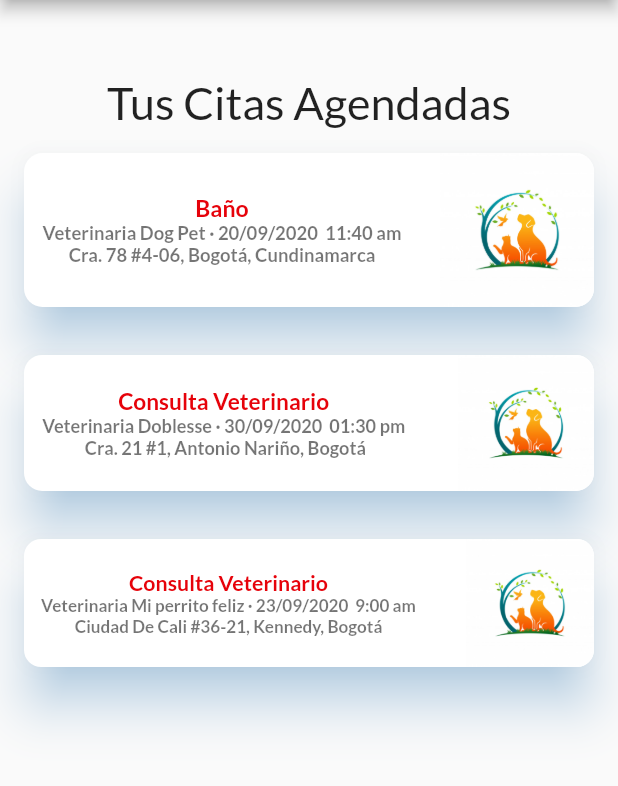
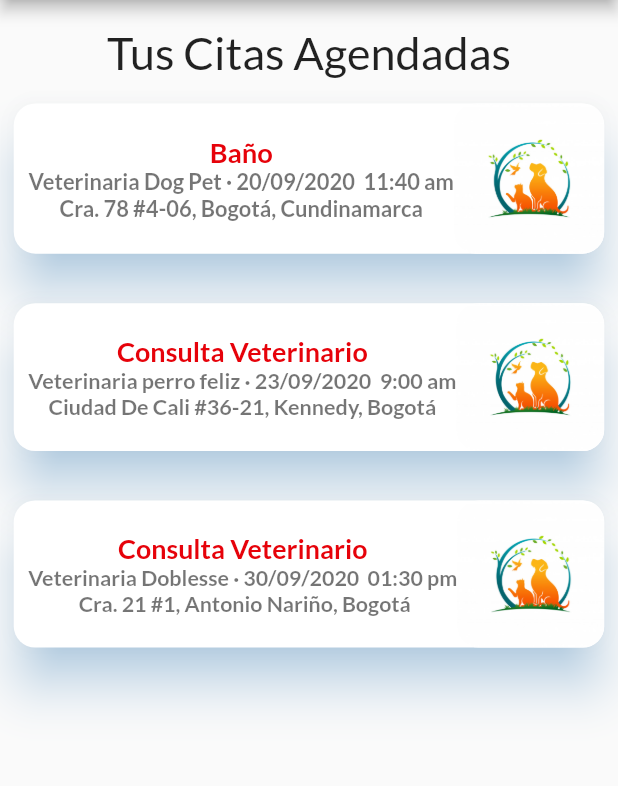
Before and after one commit to SergioMilagritoRiveros/App-Interactivas, a Flutter app: the ScheduledAppointment screen opened directly, on a phone screen of 412 x 824 dp, the part 84-870 px from its top. Run offline on Flutter 3.47's test engine with Material 2 defaults, Android fonts, the phone set to English and light mode, and no system bars; our stand-ins replace google_fonts, google_maps_flutter, responsive_builder.

Commit message:
add landscape to scheduled appointment

```diff
--- a/lib/views/ScheduledAppointment.dart
+++ b/lib/views/ScheduledAppointment.dart
@@ -9,7 +9,6 @@ class ScheduledAppointment extends StatefulWidget {
 }
 
 class _ScheduledAppointmentState extends State<ScheduledAppointment> {
-
   @override
   Widget build(BuildContext context) {
     return Scaffold(
@@ -19,14 +18,32 @@ class _ScheduledAppointmentState extends State<ScheduledAppointment> {
         backgroundColor: Colors.amber[700],
       ),
       backgroundColor: Colors.amberAccent[50],
-      body: ListView(
+      body: OrientationBuilder(
+        builder: (BuildContext context, Orientation orientation) {
+          var size = MediaQuery.of(context).size;
+          if (orientation == Orientation.portrait) {
+            return _buildPortrait(size);
+          } else {
+            return _buildLandscape(size);
+          }
+        },
+      ),
+    );
+  }
+
+  Widget _buildLandscape(Size size) {
+    return ListView(
       scrollDirection: Axis.vertical,
       children: <Widget>[
-            SizedBox(height: 50),
-                Text("Tus Citas Agendadas", style: TextStyle(fontSize: 30.0), textAlign: TextAlign.center,),
-            Padding(
-              padding: const EdgeInsets.all(16.0),
-              child: Container(
+        SizedBox(height: size.height / 50),
+        Text(
+          "Tus Citas Agendadas",
+          style: TextStyle(fontSize: 30.0),
+          textAlign: TextAlign.center,
+        ),
+        Container(
+          margin: EdgeInsets.symmetric(vertical: size.height / 50),
+          height: size.height / 4,
           child: new FittedBox(
             child: Material(
               color: Colors.white,
@@ -38,13 +55,12 @@ class _ScheduledAppointmentState extends State<ScheduledAppointment> {
                 children: <Widget>[
                   Container(
                     child: Padding(
-                              padding: const EdgeInsets.only(left: 16.0),
+                      padding: EdgeInsets.only(left: size.width / 50),
                       child: myDetailsContainer1(),
                     ),
                   ),
                   Container(
-                            width: 250,
-                            height: 200,
+                    height: size.height / 3,
                     child: ClipRRect(
                       borderRadius: new BorderRadius.circular(24.0),
                       child: Image(
@@ -55,13 +71,13 @@ class _ScheduledAppointmentState extends State<ScheduledAppointment> {
                     ),
                   ),
                 ],
-                      )),
               ),
             ),
           ),
-            Padding(
-              padding: const EdgeInsets.all(16.0),
-              child: Container(
+        ),
+        Container(
+          margin: EdgeInsets.symmetric(vertical: size.height / 50),
+          height: size.height / 4,
           child: new FittedBox(
             child: Material(
               color: Colors.white,
@@ -73,13 +89,12 @@ class _ScheduledAppointmentState extends State<ScheduledAppointment> {
                 children: <Widget>[
                   Container(
                     child: Padding(
-                              padding: const EdgeInsets.only(left: 16.0),
-                              child: myDetailsContainer3(),
+                      padding: EdgeInsets.only(left: size.width / 50),
+                      child: myDetailsContainer2(),
                     ),
                   ),
                   Container(
-                            width: 250,
-                            height: 180,
+                    height: size.height / 3,
                     child: ClipRRect(
                       borderRadius: new BorderRadius.circular(24.0),
                       child: Image(
@@ -90,13 +105,13 @@ class _ScheduledAppointmentState extends State<ScheduledAppointment> {
                     ),
                   ),
                 ],
-                      )),
               ),
             ),
           ),
-            Padding(
-              padding: const EdgeInsets.all(16.0),
-              child: Container(
+        ),
+        Container(
+          height: size.height / 4,
+          margin: EdgeInsets.symmetric(vertical: size.height / 50),
           child: new FittedBox(
             child: Material(
               color: Colors.white,
@@ -108,13 +123,12 @@ class _ScheduledAppointmentState extends State<ScheduledAppointment> {
                 children: <Widget>[
                   Container(
                     child: Padding(
-                              padding: const EdgeInsets.only(left: 16.0),
-                              child: myDetailsContainer2(),
+                      padding: EdgeInsets.only(left: size.width / 50),
+                      child: myDetailsContainer3(),
                     ),
                   ),
                   Container(
-                            width: 250,
-                            height: 180,
+                    height: size.height / 3,
                     child: ClipRRect(
                       borderRadius: new BorderRadius.circular(24.0),
                       child: Image(
@@ -125,12 +139,127 @@ class _ScheduledAppointmentState extends State<ScheduledAppointment> {
                     ),
                   ),
                 ],
-                      )),
+              ),
+            ),
+          ),
+        ),
+      ],
+    );
+  }
+
+  Widget _buildPortrait(Size size) {
+    return ListView(
+      scrollDirection: Axis.vertical,
+      children: <Widget>[
+        SizedBox(height: size.height / 50),
+        Text(
+          "Tus Citas Agendadas",
+          style: TextStyle(fontSize: 30.0),
+          textAlign: TextAlign.center,
+        ),
+        Container(
+          margin: EdgeInsets.symmetric(
+              horizontal: size.width / 45, vertical: size.height / 50),
+          child: new FittedBox(
+            child: Material(
+              color: Colors.white,
+              elevation: 14.0,
+              borderRadius: BorderRadius.circular(24.0),
+              shadowColor: Color(0x802196F3),
+              child: Row(
+                mainAxisAlignment: MainAxisAlignment.spaceBetween,
+                children: <Widget>[
+                  Container(
+                    child: Padding(
+                      padding: EdgeInsets.only(left: size.width / 50),
+                      child: myDetailsContainer1(),
+                    ),
+                  ),
+                  Container(
+                    height: size.height / 5,
+                    child: ClipRRect(
+                      borderRadius: new BorderRadius.circular(24.0),
+                      child: Image(
+                        fit: BoxFit.contain,
+                        alignment: Alignment.topRight,
+                        image: AssetImage('images/image-card.jpg'),
                       ),
                     ),
                   ),
                 ],
               ),
+            ),
+          ),
+        ),
+        Container(
+          margin: EdgeInsets.symmetric(
+              horizontal: size.width / 45, vertical: size.height / 50),
+          child: new FittedBox(
+            child: Material(
+              color: Colors.white,
+              elevation: 14.0,
+              borderRadius: BorderRadius.circular(24.0),
+              shadowColor: Color(0x802196F3),
+              child: Row(
+                mainAxisAlignment: MainAxisAlignment.spaceBetween,
+                children: <Widget>[
+                  Container(
+                    child: Padding(
+                      padding: EdgeInsets.only(left: size.width / 50),
+                      child: myDetailsContainer2(),
+                    ),
+                  ),
+                  Container(
+                    height: size.height / 5,
+                    child: ClipRRect(
+                      borderRadius: new BorderRadius.circular(24.0),
+                      child: Image(
+                        fit: BoxFit.contain,
+                        alignment: Alignment.topRight,
+                        image: AssetImage('images/image-card.jpg'),
+                      ),
+                    ),
+                  ),
+                ],
+              ),
+            ),
+          ),
+        ),
+        Container(
+          margin: EdgeInsets.symmetric(
+              horizontal: size.width / 45, vertical: size.height / 50),
+          child: new FittedBox(
+            child: Material(
+              color: Colors.white,
+              elevation: 14.0,
+              borderRadius: BorderRadius.circular(24.0),
+              shadowColor: Color(0x802196F3),
+              child: Row(
+                mainAxisAlignment: MainAxisAlignment.spaceBetween,
+                children: <Widget>[
+                  Container(
+                    child: Padding(
+                      padding: EdgeInsets.only(left: size.width / 50),
+                      child: myDetailsContainer3(),
+                    ),
+                  ),
+                  Container(
+                    height: size.height / 5,
+                    child: ClipRRect(
+                      borderRadius: new BorderRadius.circular(24.0),
+                      child: Image(
+                        fit: BoxFit.contain,
+                        alignment: Alignment.topRight,
+                        image: AssetImage('images/image-card.jpg'),
+                      ),
+                    ),
+                  ),
+                ],
+              ),
+            ),
+          ),
+        ),
+      ],
     );
   }
 
@@ -194,7 +323,7 @@ class _ScheduledAppointmentState extends State<ScheduledAppointment> {
           padding: const EdgeInsets.only(left: 8.0),
           child: Container(
               child: Text(
-            "Veterinaria Mi perrito feliz \u00B7 23/09/2020  9:00 am",
+            "Veterinaria perro feliz \u00B7 23/09/2020  9:00 am",
             style: TextStyle(
                 color: Colors.black54,
                 fontSize: 24.0,
```
Lines whose indentation alone changed are shown as unchanged.
